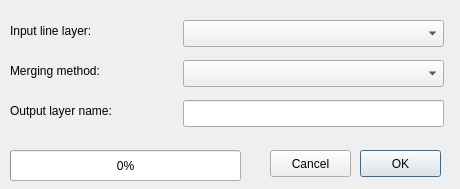
Above: merge_lines_dialog_base.ui from ArMoraer/QGISMergeLines before the change. Below: the same form after it.
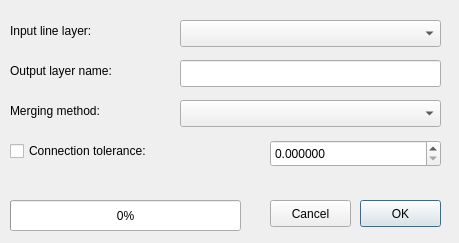
That is the form after the change.

Commit message: v 0.2.0: added tolerance option, alignment merging improved

Patch:
```diff
--- a/merge_lines_dialog_base.ui
+++ b/merge_lines_dialog_base.ui
@@ -6,8 +6,8 @@
    <rect>
     <x>0</x>
     <y>0</y>
-    <width>460</width>
-    <height>189</height>
+    <width>459</width>
+    <height>243</height>
    </rect>
   </property>
   <property name="windowTitle">
@@ -16,7 +16,7 @@
   <widget class="QComboBox" name="layerComboBox">
    <property name="geometry">
     <rect>
-     <x>183</x>
+     <x>180</x>
      <y>20</y>
      <width>261</width>
      <height>27</height>
@@ -40,7 +40,7 @@
    <property name="geometry">
     <rect>
      <x>10</x>
-     <y>60</y>
+     <y>100</y>
      <width>161</width>
      <height>21</height>
     </rect>
@@ -52,8 +52,8 @@
   <widget class="QComboBox" name="mergingComboBox">
    <property name="geometry">
     <rect>
-     <x>183</x>
-     <y>60</y>
+     <x>180</x>
+     <y>100</y>
      <width>261</width>
      <height>27</height>
     </rect>
@@ -63,7 +63,7 @@
    <property name="geometry">
     <rect>
      <x>10</x>
-     <y>150</y>
+     <y>200</y>
      <width>231</width>
      <height>31</height>
     </rect>
@@ -72,11 +72,63 @@
     <number>0</number>
    </property>
   </widget>
+  <widget class="QLabel" name="label_3">
+   <property name="geometry">
+    <rect>
+     <x>10</x>
+     <y>60</y>
+     <width>161</width>
+     <height>21</height>
+    </rect>
+   </property>
+   <property name="text">
+    <string>Output layer name:</string>
+   </property>
+  </widget>
+  <widget class="QLineEdit" name="outputLayerEdit">
+   <property name="geometry">
+    <rect>
+     <x>180</x>
+     <y>60</y>
+     <width>261</width>
+     <height>27</height>
+    </rect>
+   </property>
+  </widget>
+  <widget class="QCheckBox" name="toleranceCheckBox">
+   <property name="geometry">
+    <rect>
+     <x>10</x>
+     <y>140</y>
+     <width>181</width>
+     <height>22</height>
+    </rect>
+   </property>
+   <property name="text">
+    <string>Connection tolerance:</string>
+   </property>
+  </widget>
+  <widget class="QDoubleSpinBox" name="toleranceSpinBox">
+   <property name="geometry">
+    <rect>
+     <x>270</x>
+     <y>140</y>
+     <width>171</width>
+     <height>27</height>
+    </rect>
+   </property>
+   <property name="decimals">
+    <number>6</number>
+   </property>
+   <property name="maximum">
+    <double>999.990000000000009</double>
+   </property>
+  </widget>
   <widget class="QPushButton" name="runButton">
    <property name="geometry">
     <rect>
      <x>360</x>
-     <y>150</y>
+     <y>200</y>
      <width>81</width>
      <height>27</height>
     </rect>
@@ -89,7 +141,7 @@
    <property name="geometry">
     <rect>
      <x>270</x>
-     <y>150</y>
+     <y>200</y>
      <width>81</width>
      <height>27</height>
     </rect>
@@ -98,29 +150,6 @@
     <string>Cancel</string>
    </property>
   </widget>
-  <widget class="QLabel" name="label_3">
-   <property name="geometry">
-    <rect>
-     <x>10</x>
-     <y>100</y>
-     <width>161</width>
-     <height>21</height>
-    </rect>
-   </property>
-   <property name="text">
-    <string>Output layer name:</string>
-   </property>
-  </widget>
-  <widget class="QLineEdit" name="outputLayerEdit">
-   <property name="geometry">
-    <rect>
-     <x>183</x>
-     <y>100</y>
-     <width>261</width>
-     <height>27</height>
-    </rect>
-   </property>
-  </widget>
  </widget>
  <resources/>
  <connections>
```
The commit also changes 6 other files.
